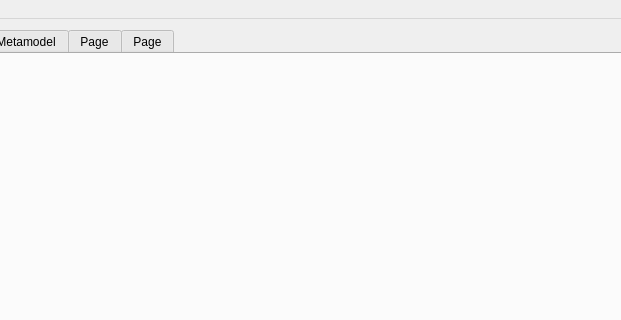
Above: gui/views/ui_files/mainwindow.ui from feslima/metacontrol before the change; both pictures show x 209 to 830 and y 0 to 320 of the 1026 by 859 pixel window. Below: the same form after it.
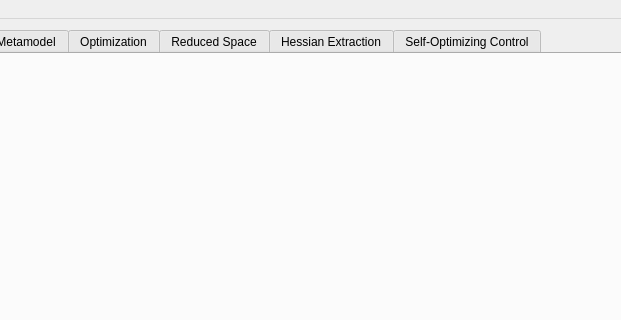
That is the form after the change. Icons and pictures are not drawn.

Commit message: hessian extraction tab integration to mainwindow

Diff of the .ui file:
```diff
--- a/gui/views/ui_files/mainwindow.ui
+++ b/gui/views/ui_files/mainwindow.ui
@@ -103,7 +103,7 @@
         <bool>true</bool>
        </property>
        <attribute name="title">
-        <string>Page</string>
+        <string>Optimization</string>
        </attribute>
       </widget>
       <widget class="QWidget" name="tab_5">
@@ -111,7 +111,17 @@
         <bool>true</bool>
        </property>
        <attribute name="title">
-        <string>Page</string>
+        <string>Reduced Space</string>
+       </attribute>
+      </widget>
+      <widget class="QWidget" name="hessianextractionTab">
+       <attribute name="title">
+        <string>Hessian Extraction</string>
+       </attribute>
+      </widget>
+      <widget class="QWidget" name="socTab">
+       <attribute name="title">
+        <string>Self-Optimizing Control</string>
        </attribute>
       </widget>
      </widget>
```
Left out of the diff: 4 changed lines with no effect on the pictures. The commit also changes 5 other files.
